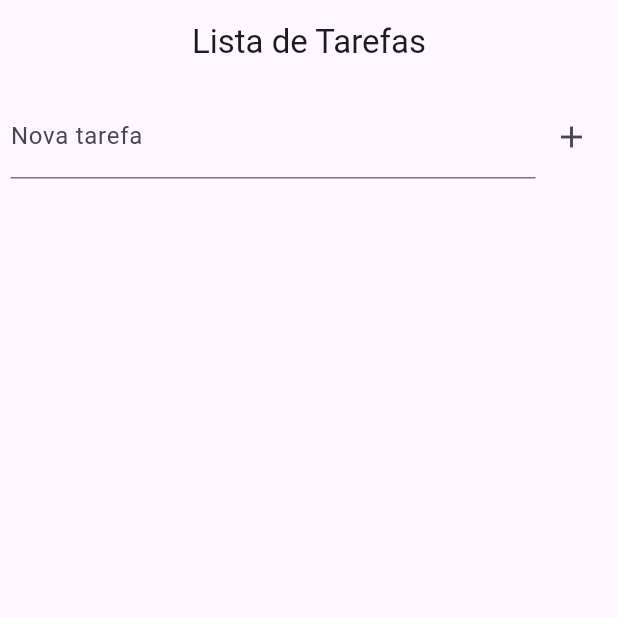
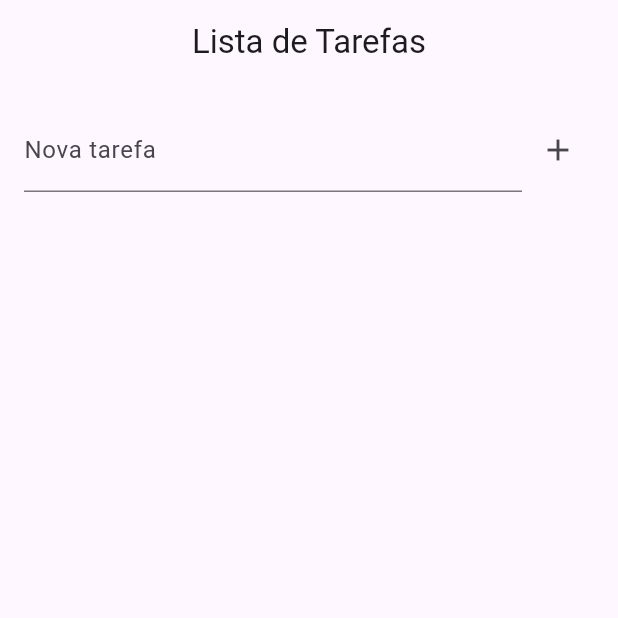
Before and after one commit to gustavodovale/listarTarefas, a Flutter app: the screen it shows after launch, on a phone screen of 412 x 824 dp, the top half of it. Run offline on Flutter 3.47's test engine with Material 3 defaults, Android fonts, the phone set to English and light mode, and no system bars.

Commit message:
second commit

```diff
--- a/lib/main.dart
+++ b/lib/main.dart
@@ -52,7 +52,7 @@ class _ListaDeTarefasState extends State<ListaDeTarefas> {
       body: Column(
         children: [
           Padding(
-            padding: const EdgeInsets.all(7),
+            padding: const EdgeInsets.all(16),
             child: Row(
               children: [
                 Expanded(
```
